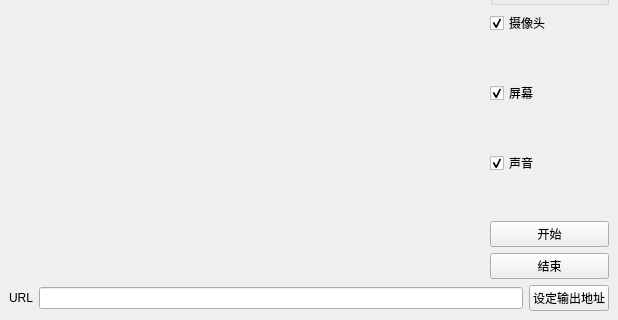
Above: mainwindow.ui from yaoyuanna/coder before the change; both pictures show x 0 to 618 and y 239 to 559 of the 618 by 559 pixel window. Below: the same form after it.
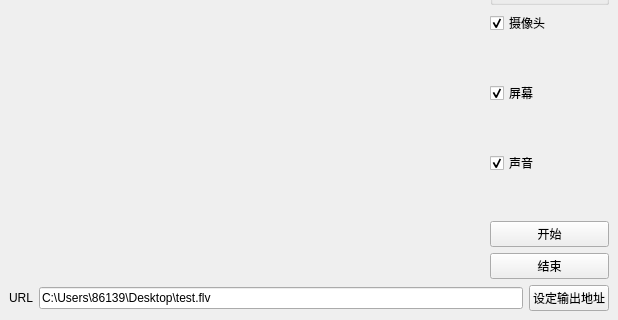
That is the form after the change.

Patch:
```diff
--- a/mainwindow.ui
+++ b/mainwindow.ui
@@ -185,7 +185,11 @@
          </widget>
         </item>
         <item>
-         <widget class="QLineEdit" name="le_editurl"/>
+         <widget class="QLineEdit" name="le_editurl">
+          <property name="text">
+           <string>C:\Users\86139\Desktop\test.flv</string>
+          </property>
+         </widget>
         </item>
         <item>
          <widget class="QPushButton" name="pb_seturl">
```
